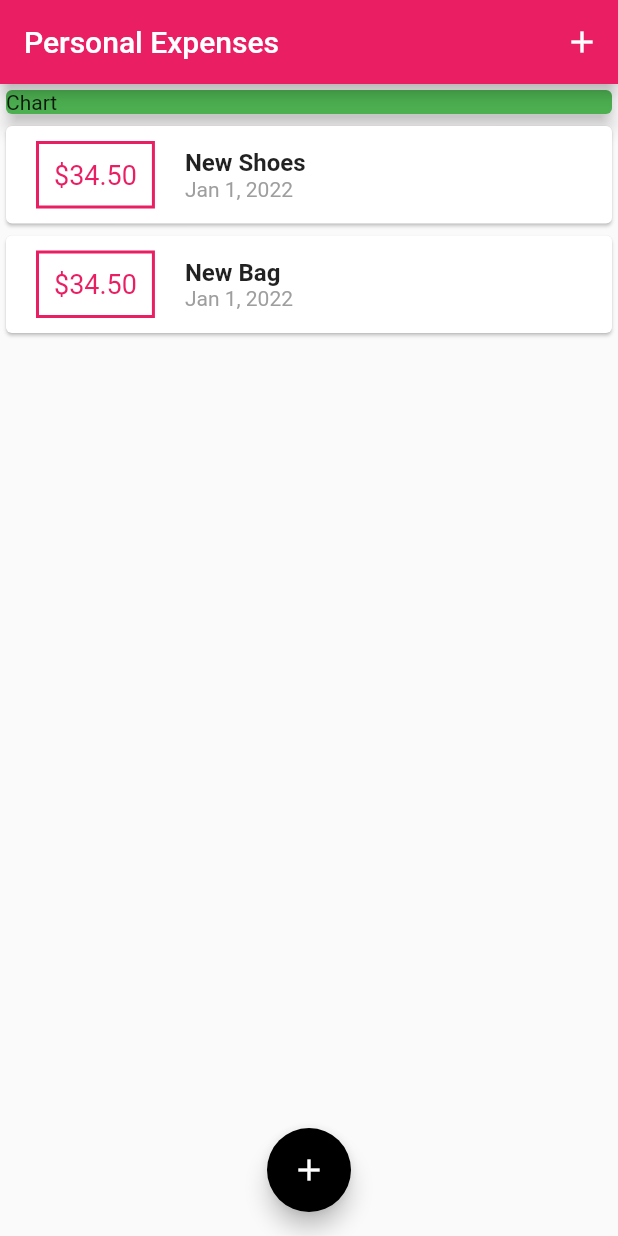
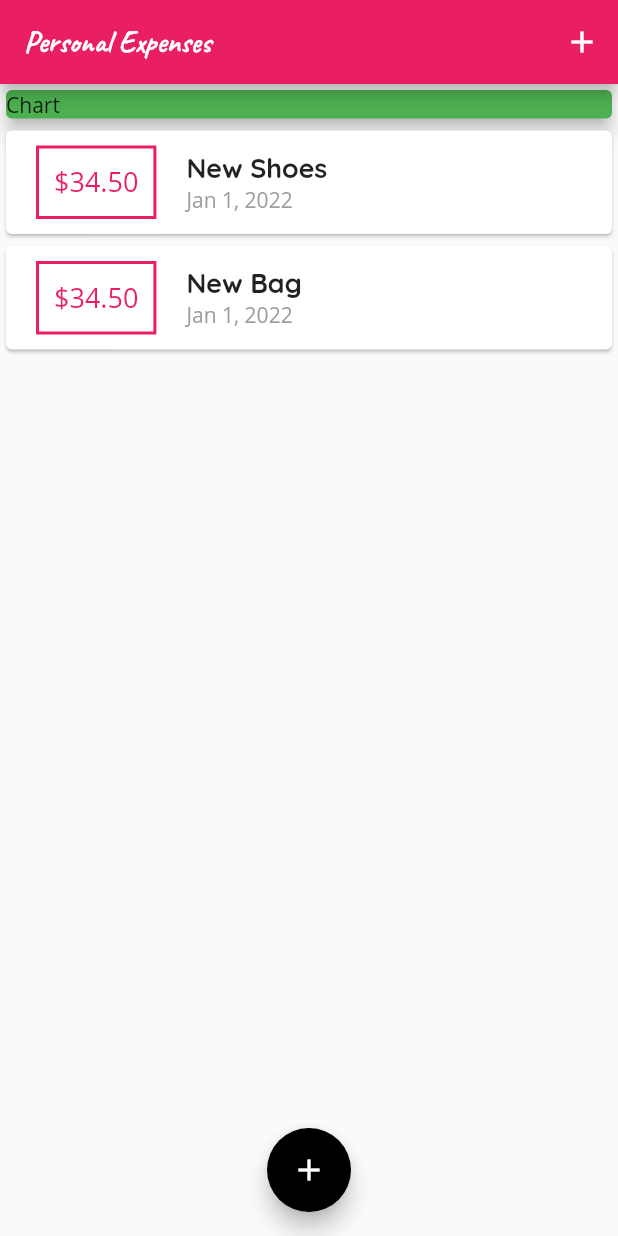
Before and after one commit to rishabh72/expense_tracker_flutter_app, a Flutter app: the screen it shows after launch, on a phone screen of 412 x 824 dp. Run offline on Flutter 3.47's test engine with Material 2 defaults, Android fonts, the phone set to English and light mode, and no system bars.

Commit message:
custom fonts, textTheme and appBarTheme

```diff
--- a/lib/main.dart
+++ b/lib/main.dart
@@ -13,6 +13,36 @@ class MyApp extends StatelessWidget {
       theme: ThemeData(
         primarySwatch: Colors.pink,
         accentColor: Colors.black,
+        fontFamily: 'OpenSans',
+        textTheme: TextTheme(
+          headline6: TextStyle(
+            fontFamily: 'Quicksand',
+            fontWeight: FontWeight.bold,
+            fontSize: 18,
+          ),
+        ),
+        // textTheme: ThemeData.light().textTheme.copyWith(
+        //       headline6: TextStyle(
+        //         fontFamily: 'Quicksand',
+        //         fontWeight: FontWeight.bold,
+        //         fontSize: 18,
+        //       ),
+        //     ),
+        // appBarTheme: AppBarTheme(
+        //   textTheme: ThemeData.light().textTheme.copyWith(
+        //         headline6: TextStyle(
+        //           fontFamily: 'Caveat',
+        //           fontSize: 25,
+        //         ),
+        //       ),
+        // ),
+        appBarTheme: AppBarTheme(
+          titleTextStyle: TextStyle(
+            fontFamily: 'Caveat',
+            fontSize: 20,
+            fontWeight: FontWeight.bold,
+          ),
+        ),
       ),
       home: MyHomePage(),
     );
@@ -66,7 +96,9 @@ class _MyHomePageState extends State<MyHomePage> {
   Widget build(BuildContext context) {
     return Scaffold(
       appBar: AppBar(
-        title: Text('Personal Expenses'),
+        title: Text(
+          'Personal Expenses',
+        ),
         actions: [
           IconButton(
             onPressed: () => _startAddNewTx(context),
--- a/lib/widgets/transaction_list.dart
+++ b/lib/widgets/transaction_list.dart
@@ -40,10 +40,7 @@ class TransactionList extends StatelessWidget {
                   children: [
                     Text(
                       list[index].title,
-                      style: TextStyle(
-                        fontSize: 16,
-                        fontWeight: FontWeight.bold,
-                      ),
+                      style: Theme.of(context).textTheme.headline6,
                     ),
                     Text(
                       DateFormat.yMMMd().format(list[index].date),
```
Also changed, not shown: pubspec.yaml (+19 -11 lines), assets/fonts/Caveat-Bold.ttf (added), assets/fonts/Caveat-Regular.ttf (added), assets/fonts/OpenSans-Bold.ttf (added), assets/fonts/OpenSans-Regular.ttf (added), assets/fonts/Quicksand-Bold.ttf (added), assets/fonts/Quicksand-Light.ttf (added), assets/fonts/Quicksand-Medium.ttf (added), assets/fonts/Quicksand-Regular.ttf (added).
